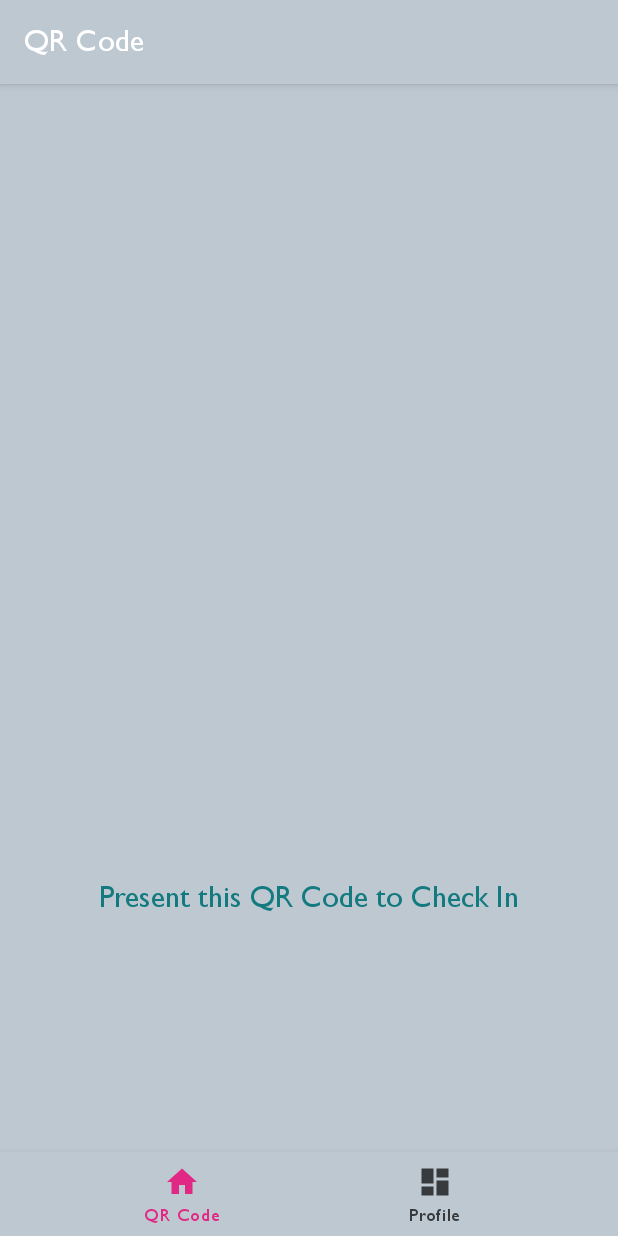
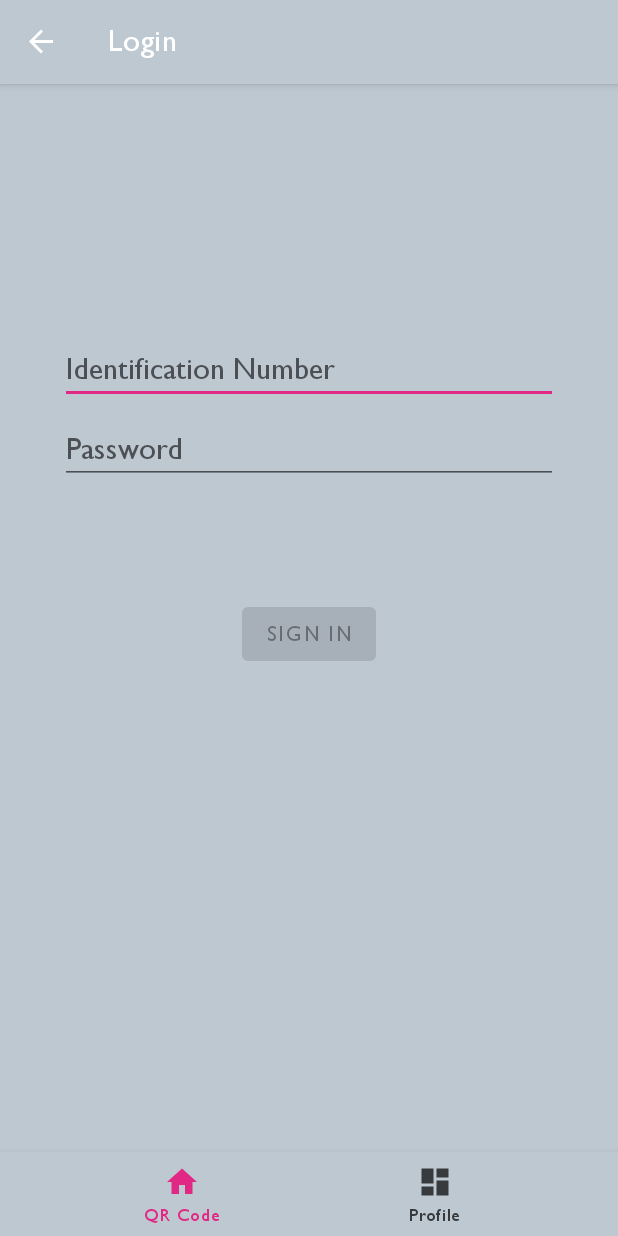
Before and after one commit to road-pig/Covid-Green-Pass, an Android app: the screen it shows after launch (MainActivity), on a phone screen of 412 x 824 dp. Run offline under Robolectric (Android 15) with nearby library versions, the phone set to English and light mode, and no system bars; our stand-ins replace navigation-ui; libraries missing offline, so code that uses them is left out: io.michaelrocks.libphonenumber.

Commit message:
fixed login screen

```diff
--- a/app/src/main/java/com/example/covidgreenpass/MainActivity.java
+++ b/app/src/main/java/com/example/covidgreenpass/MainActivity.java
@@ -9,13 +9,13 @@ import com.google.android.material.bottomnavigation.BottomNavigationView;
 import androidx.appcompat.app.AppCompatActivity;
 import androidx.navigation.NavController;
 import androidx.navigation.Navigation;
+import androidx.navigation.fragment.NavHostFragment;
 import androidx.navigation.ui.AppBarConfiguration;
 import androidx.navigation.ui.NavigationUI;
 
 import io.michaelrocks.libphonenumber.android.PhoneNumberUtil;
 
 public class MainActivity extends AppCompatActivity {
-
     @Override
     protected void onCreate(Bundle savedInstanceState) {
         super.onCreate(savedInstanceState);
@@ -31,6 +31,10 @@ public class MainActivity extends AppCompatActivity {
         NavigationUI.setupWithNavController(navView, navController);
         Users.readUsers(this);
 
+        if(!Users.loggedIn){
+            navController.navigate(R.id.action_navigation_qr_code_to_loginFragment);
+        }
+
     }
 
 }
--- a/app/src/main/java/com/example/covidgreenpass/ui/QRCode/QRCodeFragment.java
+++ b/app/src/main/java/com/example/covidgreenpass/ui/QRCode/QRCodeFragment.java
@@ -4,6 +4,7 @@ import android.os.Bundle;
 import android.view.LayoutInflater;
 import android.view.View;
 import android.view.ViewGroup;
+import android.widget.ImageView;
 import android.widget.TextView;
 
 import androidx.annotation.NonNull;
@@ -16,20 +17,19 @@ import com.example.covidgreenpass.R;
 
 public class QRCodeFragment extends Fragment {
 
-    private QRCodeViewModel QRCodeViewModel;
 
     public View onCreateView(@NonNull LayoutInflater inflater,
                              ViewGroup container, Bundle savedInstanceState) {
-        QRCodeViewModel =
-                new ViewModelProvider(this).get(QRCodeViewModel.class);
         View root = inflater.inflate(R.layout.fragment_qrcode, container, false);
-//        final TextView textView = root.findViewById(R.id.text_dashboard);
-//        QRCodeViewModel.getText().observe(getViewLifecycleOwner(), new Observer<String>() {
-//            @Override
-//            public void onChanged(@Nullable String s) {
-//                textView.setText(s);
-//            }
-//        });
         return root;
     }
+
+    @Override
+    public void onViewCreated(@NonNull View view, @Nullable Bundle savedInstanceState) {
+        super.onViewCreated(view, savedInstanceState);
+
+        ImageView qrCodeImage = view.findViewById(R.id.qrCodeImageView);
+
+    }
+
 }
--- a/app/src/main/java/com/example/covidgreenpass/ui/QRCode/QRCodeViewModel.java
+++ /dev/null
@@ -1,19 +0,0 @@
-package com.example.covidgreenpass.ui.QRCode;
-
-import androidx.lifecycle.LiveData;
-import androidx.lifecycle.MutableLiveData;
-import androidx.lifecycle.ViewModel;
-
-public class QRCodeViewModel extends ViewModel {
-
-    private MutableLiveData<String> mText;
-
-    public QRCodeViewModel() {
-        mText = new MutableLiveData<>();
-        mText.setValue("This is dashboard fragment");
-    }
-
-    public LiveData<String> getText() {
-        return mText;
-    }
-}
--- a/app/src/main/java/com/example/covidgreenpass/ui/login/LoginFragment.java
+++ b/app/src/main/java/com/example/covidgreenpass/ui/login/LoginFragment.java
@@ -6,6 +6,7 @@ import androidx.annotation.NonNull;
 import androidx.annotation.Nullable;
 import androidx.annotation.StringRes;
 import androidx.fragment.app.Fragment;
+import androidx.navigation.fragment.NavHostFragment;
 
 import android.os.Bundle;
 import android.text.Editable;
@@ -22,6 +23,7 @@ import android.widget.TextView;
 import android.widget.Toast;
 
 import com.example.covidgreenpass.R;
+import com.example.covidgreenpass.model.User.Users;
 
 public class LoginFragment extends Fragment {
 
@@ -35,89 +37,27 @@ public class LoginFragment extends Fragment {
         return inflater.inflate(R.layout.fragment_login, container, false);
     }
 //
-//    @Override
-//    public void onViewCreated(@NonNull View view, @Nullable Bundle savedInstanceState) {
-//        super.onViewCreated(view, savedInstanceState);
-//        loginViewModel = new ViewModelProvider(this, new LoginViewModelFactory())
-//                .get(LoginViewModel.class);
-//
-//        final EditText usernameEditText = view.findViewById(R.id.username);
-//        final EditText passwordEditText = view.findViewById(R.id.password);
-//        final Button loginButton = view.findViewById(R.id.login);
-//        final ProgressBar loadingProgressBar = view.findViewById(R.id.loading);
-//
-//        loginViewModel.getLoginFormState().observe(getViewLifecycleOwner(), new Observer<LoginFormState>() {
-//            @Override
-//            public void onChanged(@Nullable LoginFormState loginFormState) {
-//                if (loginFormState == null) {
-//                    return;
-//                }
-//                loginButton.setEnabled(loginFormState.isDataValid());
-//                if (loginFormState.getUsernameError() != null) {
-//                    usernameEditText.setError(getString(loginFormState.getUsernameError()));
-//                }
-//                if (loginFormState.getPasswordError() != null) {
-//                    passwordEditText.setError(getString(loginFormState.getPasswordError()));
-//                }
-//            }
-//        });
-//
-//        loginViewModel.getLoginResult().observe(getViewLifecycleOwner(), new Observer<LoginResult>() {
-//            @Override
-//            public void onChanged(@Nullable LoginResult loginResult) {
-//                if (loginResult == null) {
-//                    return;
-//                }
-//                loadingProgressBar.setVisibility(View.GONE);
-//                if (loginResult.getError() != null) {
-//                    showLoginFailed(loginResult.getError());
-//                }
-//                if (loginResult.getSuccess() != null) {
-//                    updateUiWithUser(loginResult.getSuccess());
-//                }
-//            }
-//        });
-//
-//        TextWatcher afterTextChangedListener = new TextWatcher() {
-//            @Override
-//            public void beforeTextChanged(CharSequence s, int start, int count, int after) {
-//                // ignore
-//            }
-//
-//            @Override
-//            public void onTextChanged(CharSequence s, int start, int before, int count) {
-//                // ignore
-//            }
-//
-//            @Override
-//            public void afterTextChanged(Editable s) {
-//                loginViewModel.loginDataChanged(usernameEditText.getText().toString(),
-//                        passwordEditText.getText().toString());
-//            }
-//        };
-//        usernameEditText.addTextChangedListener(afterTextChangedListener);
-//        passwordEditText.addTextChangedListener(afterTextChangedListener);
-//        passwordEditText.setOnEditorActionListener(new TextView.OnEditorActionListener() {
-//
-//            @Override
-//            public boolean onEditorAction(TextView v, int actionId, KeyEvent event) {
-//                if (actionId == EditorInfo.IME_ACTION_DONE) {
-//                    loginViewModel.login(usernameEditText.getText().toString(),
-//                            passwordEditText.getText().toString());
-//                }
-//                return false;
-//            }
-//        });
-//
-//        loginButton.setOnClickListener(new View.OnClickListener() {
-//            @Override
-//            public void onClick(View v) {
-//                loadingProgressBar.setVisibility(View.VISIBLE);
-//                loginViewModel.login(usernameEditText.getText().toString(),
-//                        passwordEditText.getText().toString());
-//            }
-//        });
-//    }
+    @Override
+    public void onViewCreated(@NonNull View view, @Nullable Bundle savedInstanceState) {
+        super.onViewCreated(view, savedInstanceState);
+
+        final EditText usernameEditText = view.findViewById(R.id.username);
+        final EditText passwordEditText = view.findViewById(R.id.password);
+        final Button loginButton = view.findViewById(R.id.login);
+        final ProgressBar loadingProgressBar = view.findViewById(R.id.loading);
+        final TextView incorrectTextView = view.findViewById(R.id.loginIncorrect);
+
+       loginButton.setOnClickListener(view1 -> {
+           String username = usernameEditText.getText().toString();
+           String password = passwordEditText.getText().toString();
+
+           if(Users.login(username, password)){
+               NavHostFragment.findNavController(this).navigate(R.id.action_loginFragment_to_navigation_qr_code);
+           }else{
+                incorrectTextView.setVisibility(View.VISIBLE);
+           }
+       });
+    }
 //
 //    private void updateUiWithUser(LoggedInUserView model) {
 //        String welcome = getString(R.string.welcome) + model.getDisplayName();
--- a/app/src/main/res/layout/fragment_login.xml
+++ b/app/src/main/res/layout/fragment_login.xml
@@ -79,4 +79,17 @@
         app:layout_constraintStart_toStartOf="@+id/password"
         app:layout_constraintTop_toTopOf="parent"
         app:layout_constraintVertical_bias="0.3" />
+
+    <TextView
+        android:id="@+id/loginIncorrect"
+        android:layout_width="wrap_content"
+        android:layout_height="wrap_content"
+        android:layout_marginTop="16dp"
+        android:text="Incorrect ID or password entered."
+        android:textAppearance="@style/SmallText"
+        android:textColor="#E91E63"
+        android:visibility="gone"
+        app:layout_constraintEnd_toEndOf="@+id/password"
+        app:layout_constraintStart_toStartOf="@+id/password"
+        app:layout_constraintTop_toBottomOf="@+id/password" />
 </androidx.constraintlayout.widget.ConstraintLayout>
--- a/app/src/main/res/navigation/mobile_navigation.xml
+++ b/app/src/main/res/navigation/mobile_navigation.xml
@@ -17,10 +17,27 @@
         android:id="@+id/navigation_qr_code"
         android:name="com.example.covidgreenpass.ui.QRCode.QRCodeFragment"
         android:label="QR Code"
-        tools:layout="@layout/fragment_qrcode" />
+        tools:layout="@layout/fragment_qrcode" >
+        <action
+            android:id="@+id/action_navigation_qr_code_to_loginFragment"
+            app:destination="@id/loginFragment" />
+    </fragment>
     <fragment
         android:id="@+id/editDetailsFragment"
         android:name="com.example.covidgreenpass.EditDetailsFragment"
-        android:label="fragment_edit_details"
-        tools:layout="@layout/fragment_edit_details" />
+        android:label="Update Profile"
+        tools:layout="@layout/fragment_edit_details" >
+        <action
+            android:id="@+id/action_editDetailsFragment_to_navigation_profile"
+            app:destination="@id/navigation_profile" />
+    </fragment>
+    <fragment
+        android:id="@+id/loginFragment"
+        android:name="com.example.covidgreenpass.ui.login.LoginFragment"
+        android:label= "Login"
+        tools:layout="@layout/fragment_login">
+        <action
+            android:id="@+id/action_loginFragment_to_navigation_qr_code"
+            app:destination="@id/navigation_qr_code" />
+    </fragment>
 </navigation>
--- a/build.gradle
+++ b/build.gradle
@@ -6,7 +6,7 @@ buildscript {
         mavenCentral()
     }
     dependencies {
-        classpath "com.android.tools.build:gradle:4.1.1"
+        classpath 'com.android.tools.build:gradle:4.1.2'
 
         // NOTE: Do not place your application dependencies here; they belong
         // in the individual module build.gradle files
```
Also changed, not shown: app/src/main/java/com/example/covidgreenpass/model/User/Users.java (+19 -2 lines).
